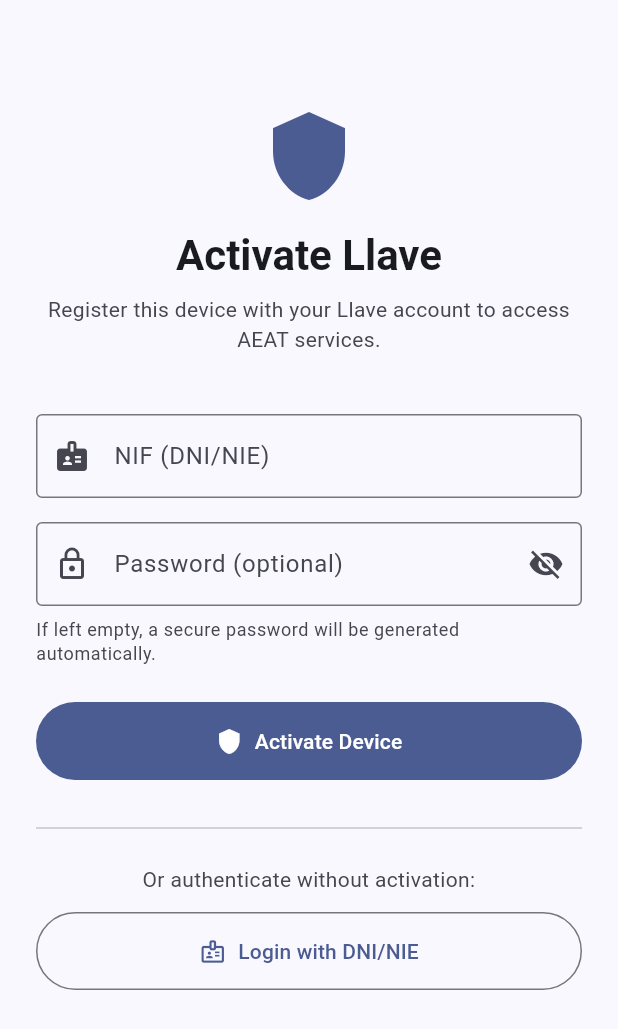
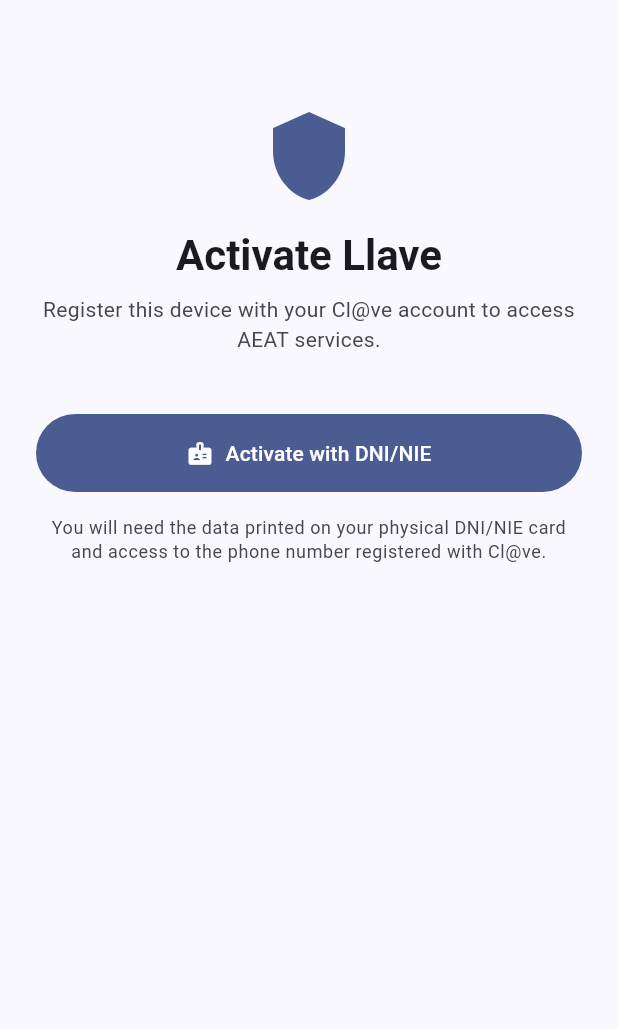
Before and after one commit to aldoborrero/research, a Flutter app: the screen it shows after launch, on a phone screen of 412 x 824 dp. Shown: the top 1029 px of the screen. Run offline on Flutter 3.47's test engine with Material 3 defaults, Android fonts, the phone set to English and light mode, and no system bars; our stand-ins replace flutter_riverpod, flutter_secure_storage, go_router, native_ffi; missing offline and left inert: dart:ffi, mobile_scanner; statements that could not run were skipped.

Commit message:
Simplify activate screen to only show DNI/NIE flow
Remove the confusing NIF + optional password form from the activate
screen. The password field was an internal device_password that users
should never interact with directly. The DNI/NIE flow is now the sole
activation path, which matches the real Cl@ve app behavior.

https://claude.ai/code/session_013wDTZkbz9wKPwbvxYKArHt

```diff
--- a/llave/flutter/lib/screens/activate_screen.dart
+++ b/llave/flutter/lib/screens/activate_screen.dart
@@ -2,82 +2,21 @@ import 'package:flutter/material.dart';
 import 'package:flutter_riverpod/flutter_riverpod.dart';
 import 'package:go_router/go_router.dart';
 
-import '../src/auth_provider.dart';
-
-class ActivateScreen extends ConsumerStatefulWidget {
+class ActivateScreen extends ConsumerWidget {
   const ActivateScreen({super.key});
 
   @override
-  ConsumerState<ActivateScreen> createState() => _ActivateScreenState();
-}
-
-class _ActivateScreenState extends ConsumerState<ActivateScreen> {
-  final _formKey = GlobalKey<FormState>();
-  final _nifController = TextEditingController();
-  final _passwordController = TextEditingController();
-  bool _obscurePassword = true;
-  bool _loading = false;
-  String? _error;
-
-  @override
-  void dispose() {
-    _nifController.dispose();
-    _passwordController.dispose();
-    super.dispose();
-  }
-
-  Future<void> _activate() async {
-    if (!_formKey.currentState!.validate()) return;
-
-    setState(() {
-      _loading = true;
-      _error = null;
-    });
-
-    final nif = _nifController.text.trim();
-    final password = _passwordController.text.trim();
-
-    await ref.read(authProvider.notifier).activate(
-          nif,
-          password.isEmpty ? null : password,
-        );
-
-    if (!mounted) return;
-
-    final auth = ref.read(authProvider);
-    if (auth is AuthAuthenticated) {
-      ScaffoldMessenger.of(context).showSnackBar(
-        SnackBar(
-          content: Text('Device activated for ${auth.session.nif}'),
-          backgroundColor: Theme.of(context).colorScheme.primary,
-        ),
-      );
-      context.go('/');
-    } else if (auth is AuthError) {
-      setState(() {
-        _loading = false;
-        _error = auth.message;
-      });
-    } else {
-      setState(() => _loading = false);
-    }
-  }
-
-  @override
-  Widget build(BuildContext context) {
+  Widget build(BuildContext context, WidgetRef ref) {
     final theme = Theme.of(context);
 
     return Scaffold(
       body: SafeArea(
         child: SingleChildScrollView(
           padding: const EdgeInsets.all(24),
-          child: Form(
-            key: _formKey,
           child: Column(
             crossAxisAlignment: CrossAxisAlignment.stretch,
             children: [
               const SizedBox(height: 48),
-                // Header
               Icon(
                 Icons.shield,
                 size: 64,
@@ -93,133 +32,30 @@ class _ActivateScreenState extends ConsumerState<ActivateScreen> {
               ),
               const SizedBox(height: 8),
               Text(
-                  'Register this device with your Llave account to access AEAT services.',
+                'Register this device with your Cl@ve account to access AEAT services.',
                 style: theme.textTheme.bodyMedium?.copyWith(
                   color: theme.colorScheme.onSurfaceVariant,
                 ),
                 textAlign: TextAlign.center,
               ),
               const SizedBox(height: 40),
-
-                // NIF field
-                TextFormField(
-                  controller: _nifController,
-                  decoration: const InputDecoration(
-                    labelText: 'NIF (DNI/NIE)',
-                    hintText: '12345678A',
-                    border: OutlineInputBorder(),
-                    prefixIcon: Icon(Icons.badge),
-                  ),
-                  textCapitalization: TextCapitalization.characters,
-                  enabled: !_loading,
-                  validator: (v) {
-                    if (v == null || v.trim().isEmpty) return 'NIF is required';
-                    final trimmed = v.trim();
-                    if (trimmed.length < 8) {
-                      return 'NIF must be at least 8 characters';
-                    }
-                    if (!RegExp(r'^[0-9XYZ]').hasMatch(trimmed.toUpperCase())) {
-                      return 'NIF must start with 0-9, X, Y, or Z';
-                    }
-                    return null;
-                  },
-                ),
-                const SizedBox(height: 16),
-
-                // Password field
-                TextFormField(
-                  controller: _passwordController,
-                  decoration: InputDecoration(
-                    labelText: 'Password (optional)',
-                    hintText: 'Auto-generated if empty',
-                    border: const OutlineInputBorder(),
-                    prefixIcon: const Icon(Icons.lock_outline),
-                    suffixIcon: IconButton(
-                      icon: Icon(_obscurePassword
-                          ? Icons.visibility_off
-                          : Icons.visibility),
-                      onPressed: () =>
-                          setState(() => _obscurePassword = !_obscurePassword),
-                    ),
-                  ),
-                  obscureText: _obscurePassword,
-                  enabled: !_loading,
-                ),
-                const SizedBox(height: 8),
-                Text(
-                  'If left empty, a secure password will be generated automatically.',
-                  style: theme.textTheme.bodySmall?.copyWith(
-                    color: theme.colorScheme.onSurfaceVariant,
-                  ),
-                ),
-
-                // Error message
-                if (_error != null) ...[
-                  const SizedBox(height: 16),
-                  Card(
-                    color: theme.colorScheme.errorContainer,
-                    child: Padding(
-                      padding: const EdgeInsets.all(12),
-                      child: Row(
-                        children: [
-                          Icon(Icons.error_outline,
-                              color: theme.colorScheme.error, size: 20),
-                          const SizedBox(width: 8),
-                          Expanded(
-                            child: Text(
-                              _error!,
-                              style: TextStyle(
-                                  color: theme.colorScheme.onErrorContainer),
-                            ),
-                          ),
-                        ],
-                      ),
-                    ),
-                  ),
-                ],
-
-                const SizedBox(height: 24),
-
-                // Activate button
               FilledButton.icon(
-                  onPressed: _loading ? null : _activate,
-                  icon: _loading
-                      ? const SizedBox(
-                          width: 18,
-                          height: 18,
-                          child: CircularProgressIndicator(
-                              strokeWidth: 2, color: Colors.white),
-                        )
-                      : const Icon(Icons.shield),
-                  label: Text(_loading ? 'Activating...' : 'Activate Device'),
+                onPressed: () => context.go('/dni-auth'),
+                icon: const Icon(Icons.badge),
+                label: const Text('Activate with DNI/NIE'),
                 style: FilledButton.styleFrom(
                   padding: const EdgeInsets.symmetric(vertical: 16),
                 ),
               ),
-
-                const SizedBox(height: 24),
-                const Divider(),
               const SizedBox(height: 16),
-
-                // DNI/NIE alternative auth
               Text(
-                  'Or authenticate without activation:',
-                  style: theme.textTheme.bodyMedium?.copyWith(
+                'You will need the data printed on your physical DNI/NIE card and access to the phone number registered with Cl@ve.',
+                style: theme.textTheme.bodySmall?.copyWith(
                   color: theme.colorScheme.onSurfaceVariant,
                 ),
                 textAlign: TextAlign.center,
               ),
-                const SizedBox(height: 12),
-                OutlinedButton.icon(
-                  onPressed: _loading ? null : () => context.go('/dni-auth'),
-                  icon: const Icon(Icons.badge_outlined),
-                  label: const Text('Login with DNI/NIE'),
-                  style: OutlinedButton.styleFrom(
-                    padding: const EdgeInsets.symmetric(vertical: 16),
-                  ),
-                ),
             ],
-            ),
           ),
         ),
       ),
```
Lines whose indentation alone changed are shown as unchanged.
